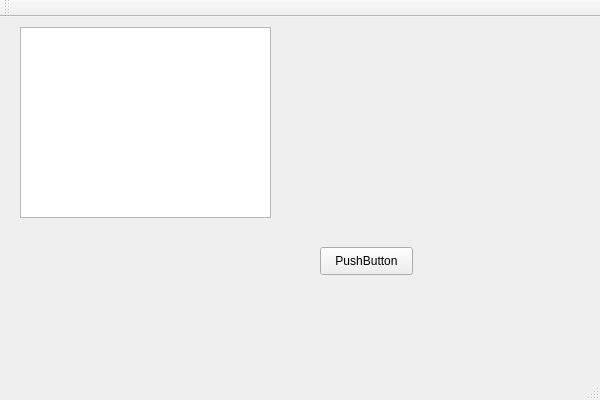
First picture: the form in TestQT/TestQT.ui, repository njit-77/TestQT, before the edit.
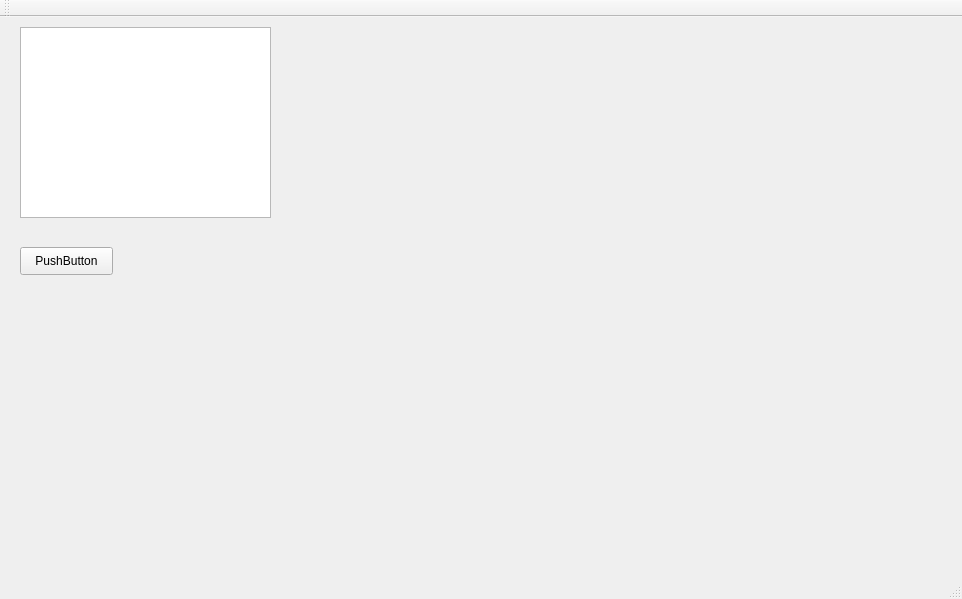
Second picture: the form after the edit.

Commit message: misc:常用控件QPushButton、QToolButton、QRadioButton、QCheckBox、QCommandLinkButton、QDialogButtonBox的使用;

Patch:
```diff
--- a/TestQT/TestQT.ui
+++ b/TestQT/TestQT.ui
@@ -6,8 +6,8 @@
    <rect>
     <x>0</x>
     <y>0</y>
-    <width>600</width>
-    <height>400</height>
+    <width>962</width>
+    <height>599</height>
    </rect>
   </property>
   <property name="windowTitle">
@@ -27,7 +27,7 @@
    <widget class="QPushButton" name="pushButton">
     <property name="geometry">
      <rect>
-      <x>320</x>
+      <x>20</x>
       <y>230</y>
       <width>93</width>
       <height>28</height>
```
Left out of the diff: 2 changed lines with no effect on the pictures. The commit also changes 1 other file.
